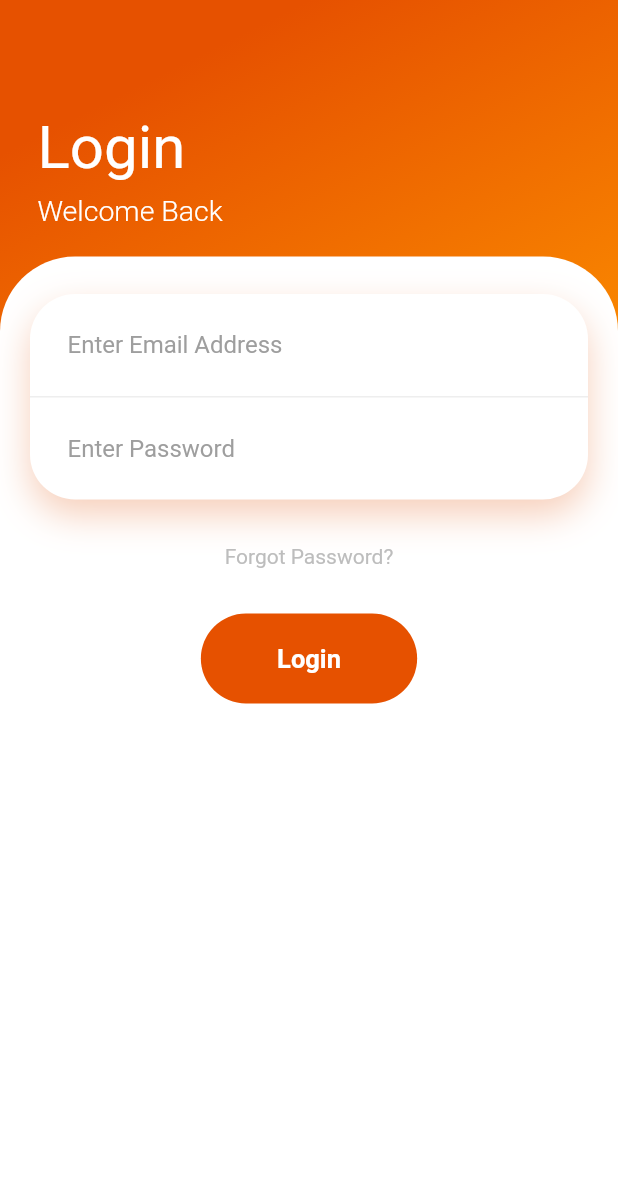
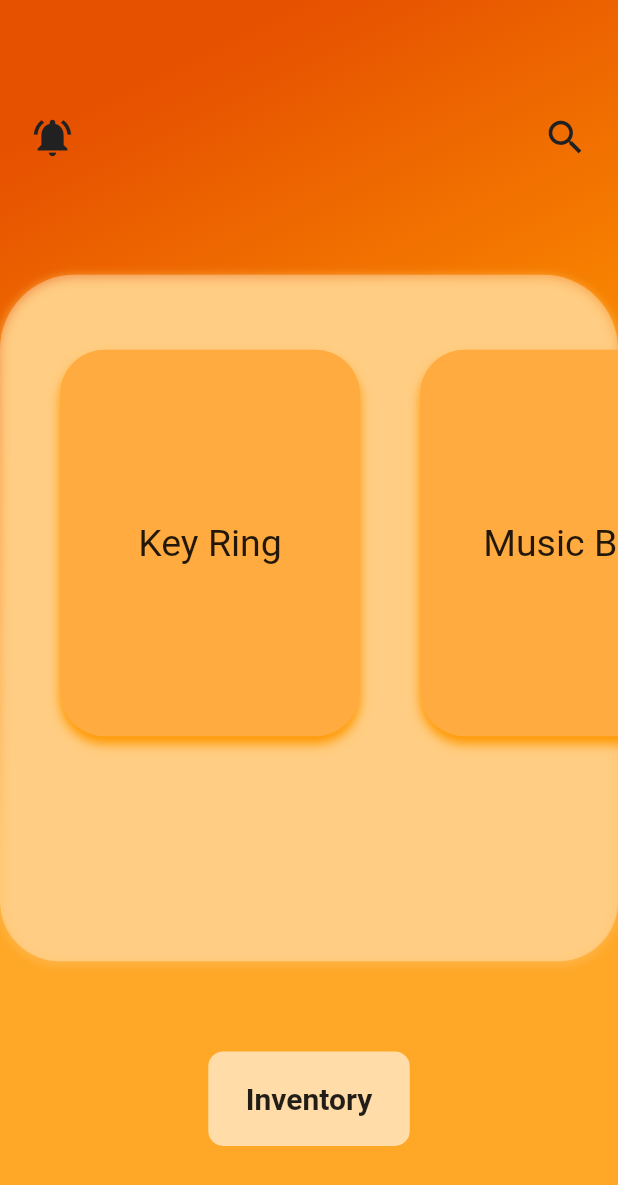
Before and after one commit to Hasib-cirkut/Inventory_app_flutter, a Flutter app: the screen it shows after launch, on a phone screen of 412 x 824 dp. Shown: the top 1185 px of the screen. Run offline on Flutter 3.47's test engine with Material 2 defaults, Android fonts, the phone set to English and light mode, and no system bars.

Commit message:
:sparkles: added main menu

```diff
--- /dev/null
+++ b/lib/Components/BackgroundGradient.dart
@@ -0,0 +1,7 @@
+import 'package:flutter/material.dart';
+
+var BackgroundGradient = LinearGradient(
+  begin: Alignment.topCenter,
+  colors: [Colors.orange[900], Colors.orange[600], Colors.orange[400]],
+  stops: [0.0, 0.7, 0.9],
+);
--- /dev/null
+++ b/lib/Screens/LoginPage.dart
@@ -0,0 +1,149 @@
+import 'package:flutter/material.dart';
+import 'package:inventory_flutter/Components/BackGroundGradient.dart';
+
+class LoginPage extends StatefulWidget {
+  @override
+  _LoginPageState createState() => _LoginPageState();
+}
+
+class _LoginPageState extends State<LoginPage> {
+  @override
+  Widget build(BuildContext context) {
+    return Scaffold(
+      resizeToAvoidBottomPadding: false,
+      body: Container(
+        width: double.infinity,
+        decoration: BoxDecoration(gradient: BackgroundGradient),
+        child: Column(
+          crossAxisAlignment: CrossAxisAlignment.start,
+          children: <Widget>[
+            SizedBox(
+              height: 30,
+            ),
+            Padding(
+              padding: const EdgeInsets.only(left: 25, top: 45),
+              child: Text(
+                'Login',
+                style: TextStyle(
+                  fontWeight: FontWeight.w400,
+                  fontSize: 40,
+                  color: Colors.white,
+                ),
+              ),
+            ),
+            SizedBox(
+              height: 2,
+            ),
+            Padding(
+              padding: const EdgeInsets.symmetric(horizontal: 25, vertical: 5),
+              child: Text(
+                'Welcome Back',
+                style: TextStyle(
+                  fontWeight: FontWeight.w300,
+                  fontSize: 19,
+                  color: Colors.white,
+                ),
+              ),
+            ),
+            SizedBox(
+              height: 15,
+            ),
+            Expanded(
+              child: Container(
+                decoration: BoxDecoration(
+                  color: Colors.white,
+                  borderRadius: BorderRadius.only(
+                    topLeft: Radius.circular(50),
+                    topRight: Radius.circular(50),
+                  ),
+                ),
+                child: Padding(
+                  padding: const EdgeInsets.all(20.0),
+                  child: Column(
+                    children: <Widget>[
+                      SizedBox(
+                        height: 5,
+                      ),
+                      Container(
+                        //padding: EdgeInsets.all(20),
+                        decoration: BoxDecoration(
+                            borderRadius: BorderRadius.circular(30),
+                            boxShadow: [
+                              BoxShadow(
+                                color: Color.fromRGBO(227, 95, 27, .3),
+                                blurRadius: 20,
+                                offset: Offset(0, 10),
+                              ),
+                            ],
+                            color: Colors.white),
+                        child: Column(
+                          children: <Widget>[
+                            Container(
+                              padding: EdgeInsets.all(10).copyWith(left: 25),
+                              decoration: BoxDecoration(
+                                border: Border(
+                                  bottom: BorderSide(color: Colors.grey[200]),
+                                ),
+                              ),
+                              child: TextField(
+                                keyboardType: TextInputType.emailAddress,
+                                decoration: InputDecoration(
+                                  border: InputBorder.none,
+                                  hintText: 'Enter Email Address',
+                                  hintStyle: TextStyle(color: Colors.grey[500]),
+                                ),
+                              ),
+                            ),
+                            Container(
+                              padding: EdgeInsets.all(10).copyWith(left: 25),
+                              decoration: BoxDecoration(),
+                              child: TextField(
+                                obscureText: true,
+                                decoration: InputDecoration(
+                                    hintText: 'Enter Password',
+                                    hintStyle:
+                                        TextStyle(color: Colors.grey[500]),
+                                    border: InputBorder.none),
+                              ),
+                            )
+                          ],
+                        ),
+                      ),
+                      Container(
+                        padding: EdgeInsets.all(20).copyWith(top: 30),
+                        child: Text(
+                          'Forgot Password?',
+                          style: TextStyle(color: Colors.grey[400]),
+                        ),
+                      ),
+                      SizedBox(
+                        height: 10,
+                      ),
+                      Container(
+                        width: MediaQuery.of(context).size.width * .35,
+                        height: 60,
+                        decoration: BoxDecoration(
+                          color: Colors.orange[900],
+                          borderRadius: BorderRadius.circular(50),
+                        ),
+                        child: Center(
+                          child: Text(
+                            'Login',
+                            style: TextStyle(
+                                fontWeight: FontWeight.bold,
+                                color: Colors.white,
+                                fontSize: 17),
+                          ),
+                        ),
+                      )
+                    ],
+                  ),
+                ),
+              ),
+            )
+          ],
+        ),
+      ),
+    );
+  }
+}
--- a/lib/main.dart
+++ b/lib/main.dart
@@ -1,4 +1,6 @@
 import 'package:flutter/material.dart';
+import 'package:inventory_flutter/Components/BackGroundGradient.dart';
+import 'Screens/LoginPage.dart';
 
 void main() => runApp(MyApp());
 
@@ -9,156 +11,119 @@ class MyApp extends StatelessWidget {
     return MaterialApp(
       debugShowCheckedModeBanner: false,
       title: 'Inventory Management',
-      home: LoginPage(),
+      home: MainPage(),
+      theme: ThemeData(
+        primaryColor: Color(0xFFFF9800),
+        primaryColorDark: Color(0xFFF57C00),
+        accentColor: Color(0xFF7C4DFF),
+        iconTheme: IconThemeData(color: Color(0xFF212121), size: 30),
+      ),
     );
   }
 }
 
-class LoginPage extends StatefulWidget {
+class MainPage extends StatefulWidget {
   @override
-  _LoginPageState createState() => _LoginPageState();
+  _MainPageState createState() => _MainPageState();
 }
 
-class _LoginPageState extends State<LoginPage> {
+class _MainPageState extends State<MainPage> {
   @override
   Widget build(BuildContext context) {
+    var screenHeight = MediaQuery.of(context).size.height;
+    var screenWidth = MediaQuery.of(context).size.width;
     return Scaffold(
-      resizeToAvoidBottomPadding: false,
       body: Container(
-        width: double.infinity,
-        decoration: BoxDecoration(
-            gradient: LinearGradient(begin: Alignment.topCenter, colors: [
-          Colors.orange[900],
-          Colors.orange[600],
-          Colors.orange[400]
-        ], stops: [
-          0.0,
-          0.7,
-          0.9
-        ])),
+        decoration: BoxDecoration(gradient: BackgroundGradient),
         child: Column(
           crossAxisAlignment: CrossAxisAlignment.start,
+          mainAxisAlignment: MainAxisAlignment.start,
           children: <Widget>[
-            SizedBox(
-              height: 30,
-            ),
-            Padding(
-              padding: const EdgeInsets.only(left: 25, top: 45),
-              child: Text(
-                'Login',
-                style: TextStyle(
-                  fontWeight: FontWeight.w400,
-                  fontSize: 40,
-                  color: Colors.white,
+            Expanded(
+              flex: 2,
+              child: Padding(
+                padding: const EdgeInsets.all(20.0),
+                child: Row(
+                  mainAxisAlignment: MainAxisAlignment.spaceBetween,
+                  children: <Widget>[
+                    Icon(
+                      Icons.notifications_active,
+                      // color: Colors.white,
+                    ),
+                    Icon(
+                      Icons.search,
+                      //color: Colors.white,
+                    )
+                  ],
                 ),
               ),
             ),
-            SizedBox(
-              height: 2,
-            ),
-            Padding(
-              padding: const EdgeInsets.symmetric(horizontal: 25, vertical: 5),
-              child: Text(
-                'Welcome Back',
-                style: TextStyle(
-                  fontWeight: FontWeight.w300,
-                  fontSize: 19,
-                  color: Colors.white,
+            Expanded(
+              flex: 5,
+              child: Center(
+                child: Container(
+                  width: double.infinity,
+                  //height: MediaQuery.of(context).size.height * .50,
+                  decoration: BoxDecoration(
+                    boxShadow: [
+                      BoxShadow(
+                          color: Colors.orange[300],
+                          blurRadius: 5,
+                          offset: Offset(0, 2))
+                    ],
+                    color: Colors.white30,
+                    borderRadius: BorderRadius.only(
+                      topLeft: Radius.circular(50),
+                      topRight: Radius.circular(50),
+                      bottomRight: Radius.circular(40),
+                      bottomLeft: Radius.circular(40),
+                    ),
+                  ),
+                  child: ListView(
+                    padding:
+                        EdgeInsets.symmetric(vertical: 10).copyWith(right: 40),
+                    scrollDirection: Axis.horizontal,
+                    children: <Widget>[
+                      CategoryPill(
+                        label: 'Key Ring',
+                        rafeeHas: 10,
+                        uthsobHas: 20,
+                      ),
+                      CategoryPill(
+                        label: 'Music Box',
+                        rafeeHas: 15,
+                        uthsobHas: 20,
+                      ),
+                      CategoryPill(
+                        label: 'Wallet',
+                        rafeeHas: 13,
+                        uthsobHas: 0,
+                      ),
+                    ],
+                  ),
                 ),
               ),
             ),
-            SizedBox(
-              height: 15,
-            ),
             Expanded(
+              flex: 2,
               child: Container(
-                decoration: BoxDecoration(
-                  color: Colors.white,
-                  borderRadius: BorderRadius.only(
-                    topLeft: Radius.circular(50),
-                    topRight: Radius.circular(50),
-                  ),
-                ),
-                child: Padding(
-                  padding: const EdgeInsets.all(20.0),
-                  child: Column(
-                    children: <Widget>[
-                      SizedBox(
-                        height: 5,
+                child: Center(
+                  child: Container(
+                    decoration: BoxDecoration(
+                      color: Colors.white60,
+                      borderRadius: BorderRadius.all(
+                        Radius.circular(10),
                       ),
-                      Container(
-                        //padding: EdgeInsets.all(20),
-                        decoration: BoxDecoration(
-                            borderRadius: BorderRadius.circular(30),
-                            boxShadow: [
-                              BoxShadow(
-                                color: Color.fromRGBO(227, 95, 27, .3),
-                                blurRadius: 20,
-                                offset: Offset(0, 10),
-                              ),
-                            ],
-                            color: Colors.white),
-                        child: Column(
-                          children: <Widget>[
-                            Container(
-                              padding: EdgeInsets.all(10).copyWith(left: 25),
-                              decoration: BoxDecoration(
-                                border: Border(
-                                  bottom: BorderSide(color: Colors.grey[200]),
-                                ),
-                              ),
-                              child: TextField(
-                                keyboardType: TextInputType.emailAddress,
-                                decoration: InputDecoration(
-                                  border: InputBorder.none,
-                                  hintText: 'Enter Email Address',
-                                  hintStyle: TextStyle(color: Colors.grey[500]),
-                                ),
-                              ),
-                            ),
-                            Container(
-                              padding: EdgeInsets.all(10).copyWith(left: 25),
-                              decoration: BoxDecoration(),
-                              child: TextField(
-                                obscureText: true,
-                                decoration: InputDecoration(
-                                    hintText: 'Enter Password',
-                                    hintStyle:
-                                        TextStyle(color: Colors.grey[500]),
-                                    border: InputBorder.none),
-                              ),
-                            )
-                          ],
-                        ),
+                    ),
+                    child: Padding(
+                      padding: const EdgeInsets.symmetric(
+                          vertical: 20, horizontal: 25),
+                      child: Text(
+                        'Inventory',
+                        style: TextStyle(
+                            fontWeight: FontWeight.bold, fontSize: 20),
                       ),
-                      Container(
-                        padding: EdgeInsets.all(20).copyWith(top: 30),
-                        child: Text(
-                          'Forgot Password?',
-                          style: TextStyle(color: Colors.grey[400]),
-                        ),
-                      ),
-                      SizedBox(
-                        height: 10,
-                      ),
-                      Container(
-                        width: MediaQuery.of(context).size.width * .35,
-                        height: 60,
-                        decoration: BoxDecoration(
-                          color: Colors.orange[900],
-                          borderRadius: BorderRadius.circular(50),
-                        ),
-                        child: Center(
-                          child: Text(
-                            'Login',
-                            style: TextStyle(
-                                fontWeight: FontWeight.bold,
-                                color: Colors.white,
-                                fontSize: 17),
-                          ),
-                        ),
-                      )
-                    ],
+                    ),
                   ),
                 ),
               ),
@@ -169,3 +134,85 @@ class _LoginPageState extends State<LoginPage> {
     );
   }
 }
+
+class CategoryPill extends StatelessWidget {
+  const CategoryPill(
+      {Key key,
+      @required this.label,
+      @required this.rafeeHas,
+      @required this.uthsobHas})
+      : super(key: key);
+
+  final String label;
+
+  final int rafeeHas;
+  final int uthsobHas;
+
+  Widget buildBottomSheet(BuildContext context) {
+    return Container(
+        //color: Colors.orange[400],
+        child: Center(
+      child: Column(
+        mainAxisAlignment: MainAxisAlignment.center,
+        children: <Widget>[
+          Text(
+            '$label',
+            style: TextStyle(fontSize: 40, fontWeight: FontWeight.w300),
+          ),
+          SizedBox(
+            height: 10,
+          ),
+          Text(
+            'Rafee: $rafeeHas pc',
+            style: TextStyle(fontSize: 30, fontWeight: FontWeight.w300),
+          ),
+          SizedBox(
+            height: 10,
+          ),
+          Text(
+            'Uthsob: $uthsobHas pc',
+            style: TextStyle(fontSize: 30, fontWeight: FontWeight.w300),
+          ),
+        ],
+      ),
+    ));
+  }
+
+  @override
+  Widget build(BuildContext context) {
+    return Padding(
+      padding: const EdgeInsets.all(40.0).copyWith(bottom: 140, right: 0),
+      child: GestureDetector(
+        onDoubleTap: () {
+          showModalBottomSheet(
+            backgroundColor: Colors.orange[300],
+            context: context,
+            builder: buildBottomSheet,
+            shape: RoundedRectangleBorder(
+              borderRadius: BorderRadius.only(
+                  topLeft: Radius.circular(50), topRight: Radius.circular(50)),
+            ),
+          );
+        },
+        child: Container(
+          decoration: BoxDecoration(
+              color: Colors.orangeAccent,
+              borderRadius: BorderRadius.circular(30),
+              boxShadow: [
+                BoxShadow(
+                    offset: Offset(0, 5), color: Colors.orange, blurRadius: 5)
+              ]),
+          width: 200,
+          child: Center(
+              child: Text(
+            '$label',
+            style: TextStyle(
+              fontSize: 25,
+              color: Colors.black87,
+            ),
+          )),
+        ),
+      ),
+    );
+  }
+}
```
